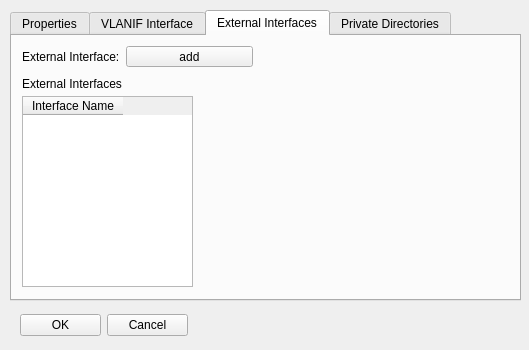
Above: netflux5g-editor/src/gui/ui/Host_properties.ui from adaptivenetworklab/NetFlux5G before the change. Below: the same form after it.
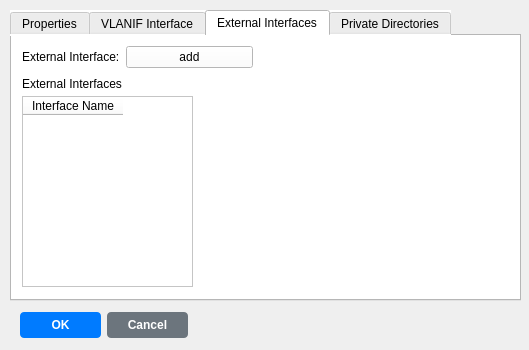
That is the form after the change. The open tabs and pages were chosen to show the change.

The edit to the form file:
```diff
--- a/netflux5g-editor/src/gui/ui/Host_properties.ui
+++ b/netflux5g-editor/src/gui/ui/Host_properties.ui
@@ -26,6 +26,24 @@
     <layout class="QGridLayout" name="gridLayout">
      <item row="0" column="0">
       <widget class="QPushButton" name="pushButton">
+       <property name="styleSheet">
+        <string notr="true">
+         QPushButton {
+          background-color: rgb(0, 123, 255);
+          color: white;
+          border: none;
+          padding: 6px 12px;
+          border-radius: 4px;
+          font-weight: bold;
+         }
+         QPushButton:hover {
+          background-color: rgb(0, 105, 217);
+         }
+         QPushButton:pressed {
+          background-color: rgb(0, 86, 179);
+         }
+        </string>
+       </property>
        <property name="text">
         <string>OK</string>
        </property>
@@ -33,6 +51,24 @@
      </item>
      <item row="0" column="1">
       <widget class="QPushButton" name="pushButton_5">
+       <property name="styleSheet">
+        <string notr="true">
+         QPushButton {
+          background-color: rgb(108, 117, 125);
+          color: white;
+          border: none;
+          padding: 6px 12px;
+          border-radius: 4px;
+          font-weight: bold;
+         }
+         QPushButton:hover {
+          background-color: rgb(90, 98, 104);
+         }
+         QPushButton:pressed {
+          background-color: rgb(73, 80, 87);
+         }
+        </string>
+       </property>
        <property name="text">
         <string>Cancel</string>
        </property>
@@ -49,6 +85,9 @@
       <height>291</height>
      </rect>
     </property>
+    <property name="styleSheet">
+     <string notr="true">background-color: rgb(255, 255, 255);</string>
+    </property>
     <property name="currentIndex">
      <number>0</number>
     </property>
@@ -266,7 +305,7 @@
         <x>10</x>
         <y>10</y>
         <width>231</width>
-        <height>21</height>
+        <height>25</height>
        </rect>
       </property>
       <layout class="QFormLayout" name="formLayout_2">
```
Left out of the diff: 6 changed lines with no effect on the pictures.
